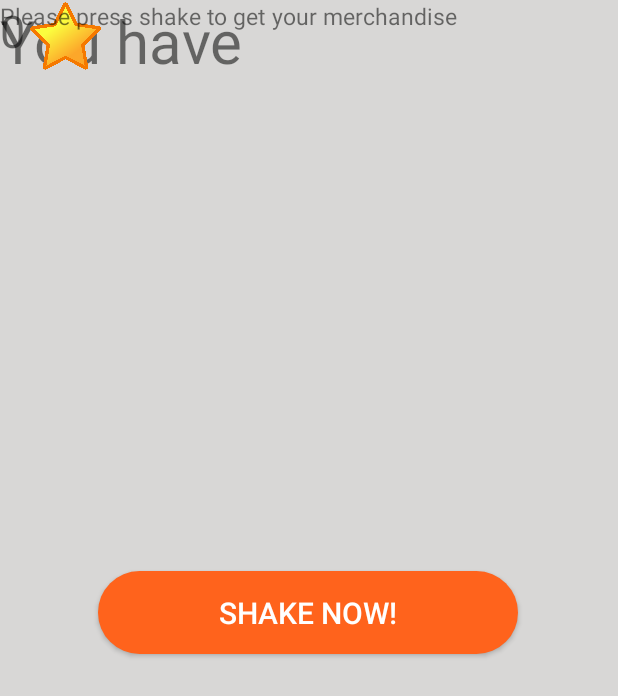
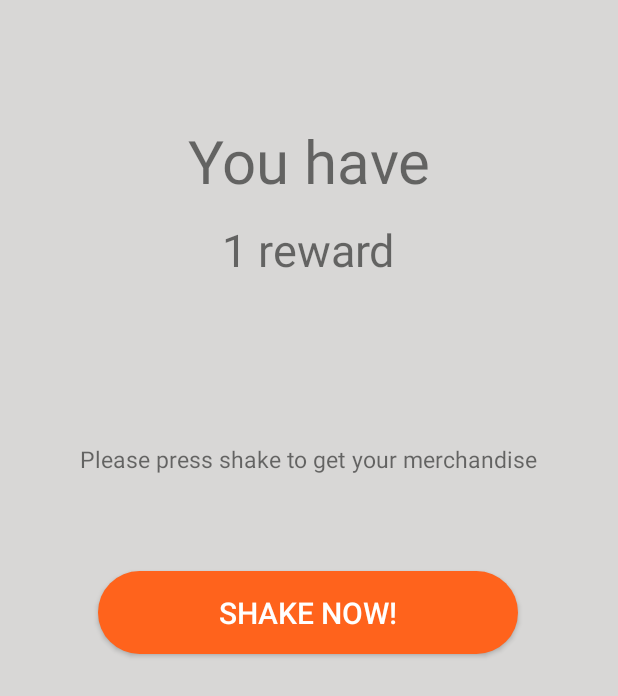
Before and after one commit to alrafi/okfood, an Android app: the layout rewards.xml on its own in the app's theme, with its tools: preview values and no code run, on a phone screen of 412 x 824 dp. Shown: the top 696 px of the screen. Run offline under Robolectric (Android 15) with nearby library versions, the phone set to English and light mode, and no system bars.

Commit message:
Add RewardActivity file

```diff
--- a/app/src/main/res/layout/rewards.xml
+++ b/app/src/main/res/layout/rewards.xml
@@ -7,35 +7,52 @@
     android:background="@color/colorBackground">
 
     <TextView
+        android:id="@+id/textView"
         android:layout_width="wrap_content"
         android:layout_height="wrap_content"
+        android:layout_marginStart="8dp"
+        android:layout_marginLeft="8dp"
+        android:layout_marginTop="80dp"
+        android:layout_marginEnd="8dp"
+        android:layout_marginRight="8dp"
         android:text="You have"
         android:textSize="40sp"
-        tools:layout_editor_absoluteX="124dp"
-        tools:layout_editor_absoluteY="92dp" />
+        app:layout_constraintEnd_toEndOf="parent"
+        app:layout_constraintStart_toStartOf="parent"
+        app:layout_constraintTop_toTopOf="parent" />
+
+    <TextView
+        android:id="@+id/textView4"
+        android:layout_width="wrap_content"
+        android:layout_height="wrap_content"
+        android:layout_marginStart="8dp"
+        android:layout_marginLeft="8dp"
+        android:layout_marginTop="12dp"
+        android:layout_marginEnd="8dp"
+        android:layout_marginRight="8dp"
+        android:text="1 reward"
+        android:textSize="30sp"
+        app:layout_constraintEnd_toEndOf="parent"
+        app:layout_constraintHorizontal_bias="0.498"
+        app:layout_constraintStart_toStartOf="parent"
+        app:layout_constraintTop_toBottomOf="@+id/textView" />
 
     <TextView
         android:layout_width="wrap_content"
         android:layout_height="wrap_content"
-        android:text="0"
-        android:textSize="30sp"
-        tools:layout_editor_absoluteX="168dp"
-        tools:layout_editor_absoluteY="153dp" />
-
-    <ImageView
-        android:layout_width="87dp"
-        android:layout_height="48dp"
-        android:src="@drawable/star"
-        tools:layout_editor_absoluteX="177dp"
-        tools:layout_editor_absoluteY="146dp" />
-
-    <TextView
-        android:layout_width="wrap_content"
-        android:layout_height="wrap_content"
+        android:layout_marginStart="8dp"
+        android:layout_marginLeft="8dp"
+        android:layout_marginTop="52dp"
+        android:layout_marginEnd="8dp"
+        android:layout_marginRight="8dp"
+        android:layout_marginBottom="8dp"
         android:text="Please press shake to get your merchandise"
         android:textSize="15sp"
-        tools:layout_editor_absoluteX="57dp"
-        tools:layout_editor_absoluteY="257dp" />
+        app:layout_constraintBottom_toTopOf="@+id/button"
+        app:layout_constraintEnd_toEndOf="parent"
+        app:layout_constraintHorizontal_bias="0.494"
+        app:layout_constraintStart_toStartOf="parent"
+        app:layout_constraintTop_toBottomOf="@+id/textView4" />
 
     <Button
         android:id="@+id/button"
```
Also changed, not shown: 2 other files.
